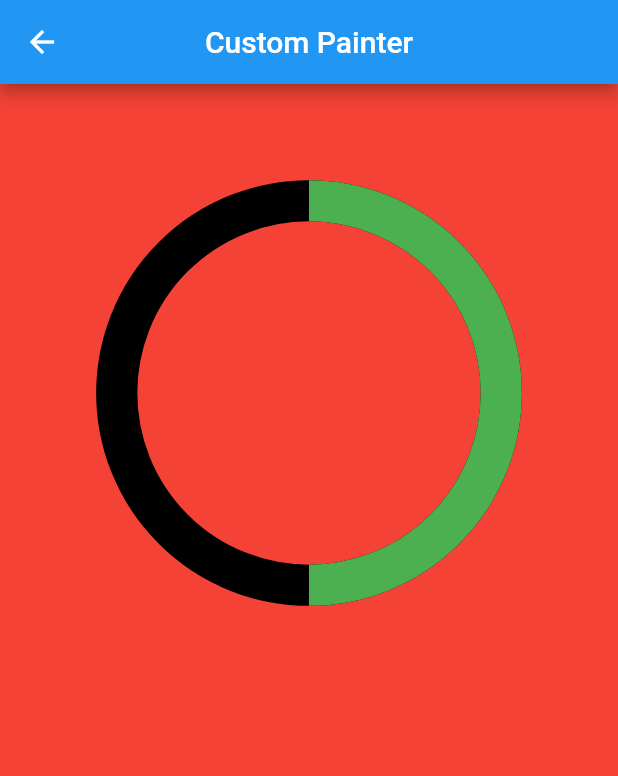
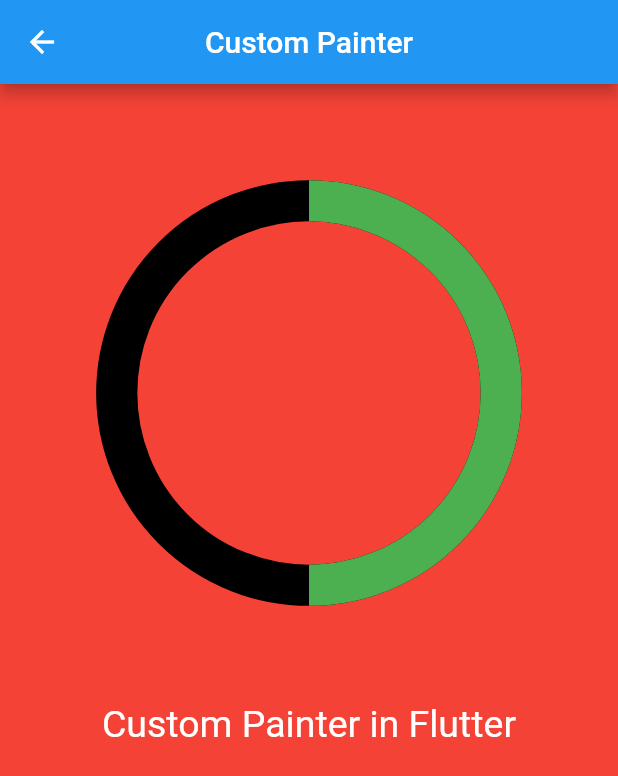
Before and after one commit to sagarkoju/ArticleBlog, a Flutter app: the screen it shows after launch, after a tap on "Custom Painter in flutter", on a phone screen of 412 x 824 dp. Shown: the top 776 px of the screen. Run offline on Flutter 3.47's test engine with Material 2 defaults, Android fonts, the phone set to English and light mode, and no system bars; our stand-ins replace shimmer, substring_highlight.

Commit message:
cascade operator added

```diff
--- a/lib/main.dart
+++ b/lib/main.dart
@@ -3,6 +3,7 @@ import 'package:intl/intl.dart';
 import 'package:vlogpost/screen/Animated_progress_indicator.dart';
 import 'package:vlogpost/screen/animated_icons.dart';
 import 'package:vlogpost/screen/bottom_overflow.dart';
+import 'package:vlogpost/screen/cascade_operator.dart';
 import 'package:vlogpost/screen/checkbox.dart';
 import 'package:vlogpost/screen/custom_painter.dart';
 import 'package:vlogpost/screen/dropdown.dart';
@@ -170,6 +171,19 @@ class _TextScreenState extends State<TextScreen> {
                             builder: (_) => const InteractiveImageScreen()));
                   },
                   child: const Text('Interactive Image in Flutter'),
+                ),
+              ),
+              Container(
+                padding: const EdgeInsets.symmetric(horizontal: 15),
+                width: double.infinity,
+                child: ElevatedButton(
+                  onPressed: () {
+                    Navigator.push(
+                        context,
+                        MaterialPageRoute(
+                            builder: (_) => const CascadeScreen()));
+                  },
+                  child: const Text('Cascade Operator in flutter'),
                 ),
               ),
               Container(
--- a/lib/screen/custom_painter.dart
+++ b/lib/screen/custom_painter.dart
@@ -30,6 +30,13 @@ class _CustomePainterScreenState extends State<CustomePainterScreen> {
                 taskNotCompletedColor: Colors.black,
                 taskCompletedColor: Colors.green,
               ),
+            ),
+          ),
+          const Text(
+            'Custom Painter in Flutter',
+            style: TextStyle(
+              color: Colors.white,
+              fontSize: 25,
             ),
           )
         ],
```
Also changed, not shown: lib/screen/cascade_operator.dart (added, +96 -0 lines).
